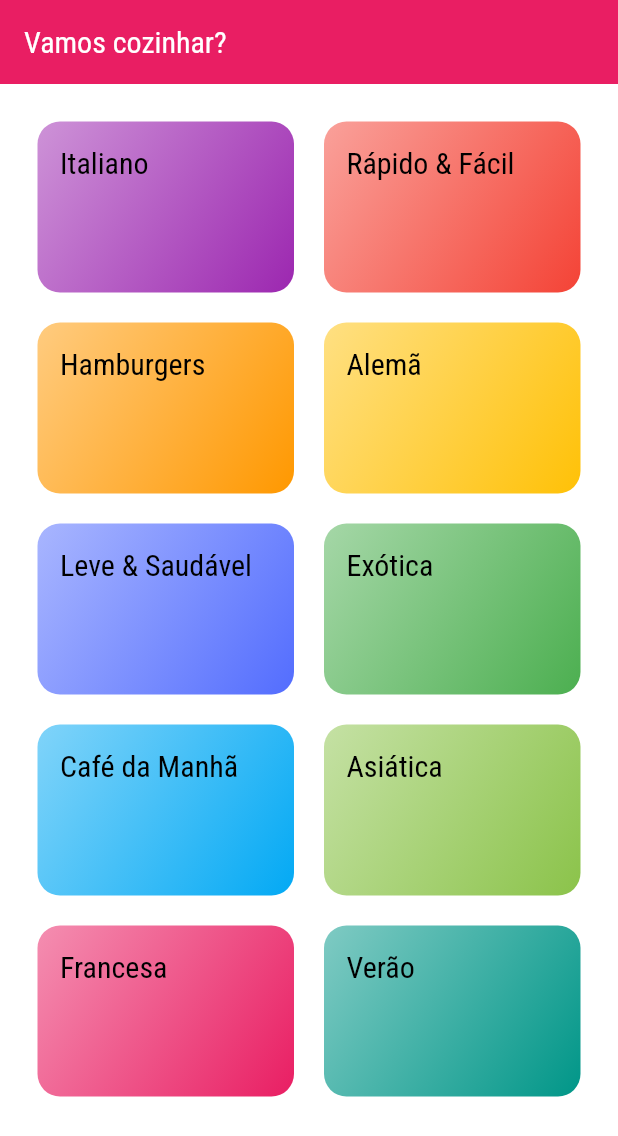
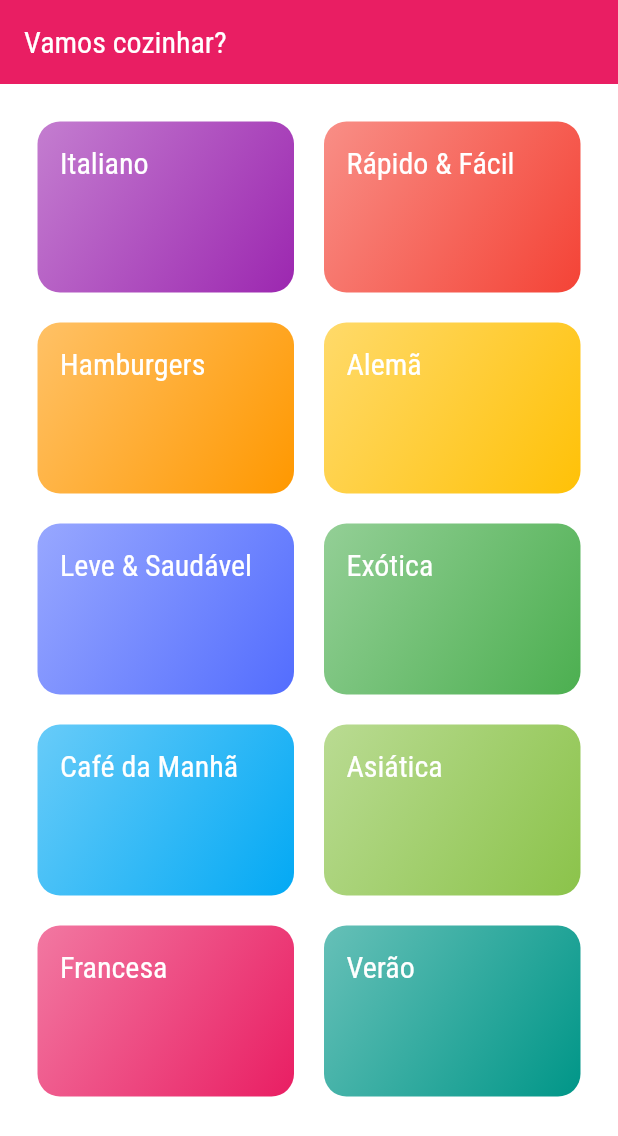
Before and after one commit to Victor-Valedev/meals-app, a Flutter app: the screen it shows after launch, on a phone screen of 412 x 824 dp. Shown: the top 1136 px of the screen. Run offline on Flutter 3.47's test engine with Material 3 defaults, Android fonts, the phone set to English and light mode, and no system bars.

```diff
--- a/lib/components/category_item.dart
+++ b/lib/components/category_item.dart
@@ -1,30 +1,43 @@
 import 'package:flutter/material.dart';
 import 'package:mealsapp/models/category.dart';
+import 'package:mealsapp/screens/categories_meals_screen.dart';
 
 class CategoryItem extends StatelessWidget {
   final Category category;
 
   CategoryItem(this.category);
 
+  void _selectCategory(BuildContext context) {
+    Navigator.of(context).push(
+      MaterialPageRoute(
+        builder: (_) {
+          return CategoriesMealsScreen();
+        },
+      ),
+    );
+  }
+
   @override
   Widget build(BuildContext context) {
-    return Container(
+    return InkWell(
+      onTap: () => _selectCategory(context),
+      splashColor: Theme.of(context).primaryColor,
+      borderRadius: BorderRadius.circular(15),
+      child: Container(
         padding: const EdgeInsets.all(15),
         decoration: BoxDecoration(
           borderRadius: BorderRadius.circular(15),
           gradient: LinearGradient(
-          colors: [
-            category.color.withValues(alpha: 0.5),
-            category.color,
-          ],
+            colors: [category.color.withValues(alpha: 0.6), category.color],
             begin: Alignment.topLeft,
-          end: Alignment.bottomRight
-        )
+            end: Alignment.bottomRight,
+          ),
         ),
         child: Text(
           category.title,
           style: Theme.of(context).textTheme.titleLarge,
         ),
+      ),
     );
   }
 }
--- a/lib/main.dart
+++ b/lib/main.dart
@@ -18,6 +18,7 @@ class MyApp extends StatelessWidget {
         canvasColor: Color.fromRGBO(255, 254, 229, 1),
         textTheme: ThemeData.light().textTheme.copyWith(
           titleLarge: TextStyle(
+            color: Colors.white,
             fontSize: 20,
             fontFamily: 'RobotoCondensed'
           )
```
Also changed, not shown: lib/screens/categories_meals_screen.dart (added, +14 -0 lines). Lines whose indentation alone changed are shown as unchanged.
